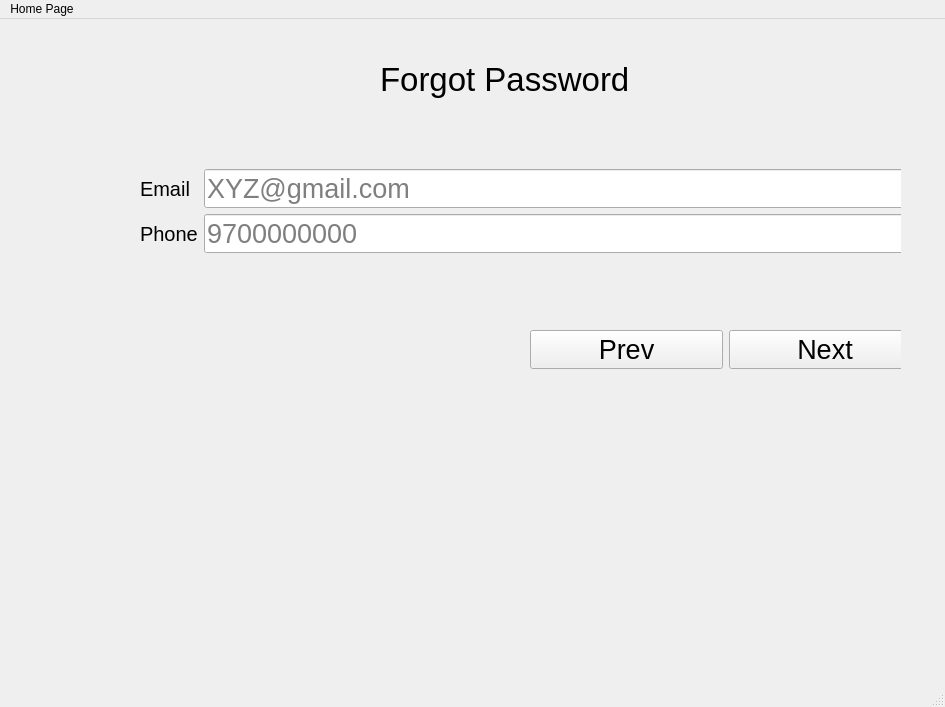
First picture: the form in mainwindow.ui, repository Shreyak125/Mind_Your_Money, before the edit.
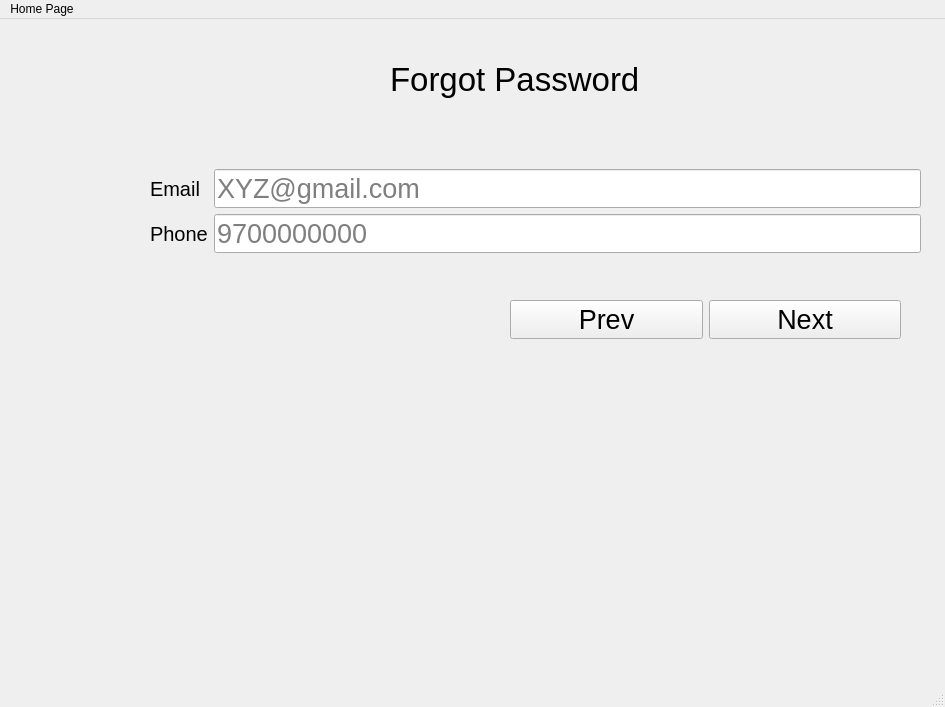
Second picture: the form after the edit. The open tabs and pages were chosen to show the change.

Diff of the .ui file:
```diff
--- a/mainwindow.ui
+++ b/mainwindow.ui
@@ -17,9 +17,9 @@
    <widget class="QStackedWidget" name="stackedWidget">
     <property name="geometry">
      <rect>
-      <x>10</x>
+      <x>20</x>
       <y>10</y>
-      <width>891</width>
+      <width>911</width>
       <height>651</height>
      </rect>
     </property>
@@ -395,8 +395,8 @@
      <widget class="QWidget" name="horizontalLayoutWidget_3">
       <property name="geometry">
        <rect>
-        <x>520</x>
-        <y>290</y>
+        <x>490</x>
+        <y>260</y>
         <width>391</width>
         <height>61</height>
        </rect>
```
Left out of the diff: 4 changed lines with no effect on the pictures.
